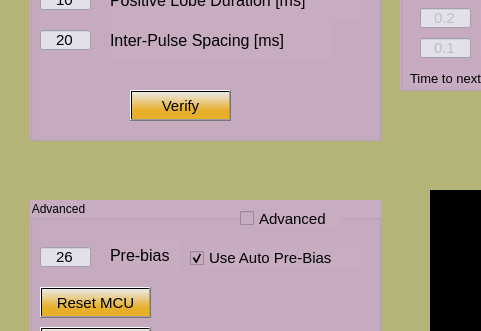
Qt form UI_MainWindow.ui (mallozzi/PythonUI) before a commit; both pictures show x 0 to 481 and y 279 to 610 of the 1191 by 848 pixel window.
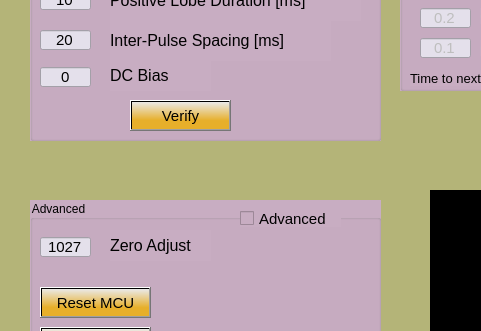
The same form after that commit.

Commit message: DC bias and zero offset adjustment

What changed in the file:
```diff
--- a/UI_MainWindow.ui
+++ b/UI_MainWindow.ui
@@ -108,7 +108,7 @@
      <property name="geometry">
       <rect>
        <x>100</x>
-       <y>170</y>
+       <y>180</y>
        <width>101</width>
        <height>31</height>
       </rect>
@@ -220,6 +220,52 @@
       <set>Qt::AlignCenter</set>
      </property>
     </widget>
+    <widget class="QLabel" name="label_6">
+     <property name="geometry">
+      <rect>
+       <x>80</x>
+       <y>140</y>
+       <width>101</width>
+       <height>31</height>
+      </rect>
+     </property>
+     <property name="font">
+      <font>
+       <family>Yu Gothic UI</family>
+       <pointsize>12</pointsize>
+      </font>
+     </property>
+     <property name="text">
+      <string>DC Bias</string>
+     </property>
+     <property name="wordWrap">
+      <bool>false</bool>
+     </property>
+    </widget>
+    <widget class="QLineEdit" name="txEd_dcBias">
+     <property name="geometry">
+      <rect>
+       <x>10</x>
+       <y>147</y>
+       <width>51</width>
+       <height>20</height>
+      </rect>
+     </property>
+     <property name="font">
+      <font>
+       <pointsize>11</pointsize>
+      </font>
+     </property>
+     <property name="styleSheet">
+      <string notr="true">background-color:rgb(228, 224, 235)</string>
+     </property>
+     <property name="text">
+      <string>0</string>
+     </property>
+     <property name="alignment">
+      <set>Qt::AlignCenter</set>
+     </property>
+    </widget>
    </widget>
    <widget class="QGroupBox" name="gB_PulseOnOff">
     <property name="geometry">
@@ -392,52 +438,6 @@
     <property name="flat">
      <bool>true</bool>
     </property>
-    <widget class="QLabel" name="label_6">
-     <property name="geometry">
-      <rect>
-       <x>80</x>
-       <y>40</y>
-       <width>71</width>
-       <height>31</height>
-      </rect>
-     </property>
-     <property name="font">
-      <font>
-       <family>Yu Gothic UI</family>
-       <pointsize>12</pointsize>
-      </font>
-     </property>
-     <property name="text">
-      <string>Pre-bias</string>
-     </property>
-     <property name="wordWrap">
-      <bool>false</bool>
-     </property>
-    </widget>
-    <widget class="QLineEdit" name="txEd_preBias">
-     <property name="geometry">
-      <rect>
-       <x>10</x>
-       <y>47</y>
-       <width>51</width>
-       <height>20</height>
-      </rect>
-     </property>
-     <property name="font">
-      <font>
-       <pointsize>11</pointsize>
-      </font>
-     </property>
-     <property name="styleSheet">
-      <string notr="true">background-color:rgb(228, 224, 235)</string>
-     </property>
-     <property name="text">
-      <string>26</string>
-     </property>
-     <property name="alignment">
-      <set>Qt::AlignCenter</set>
-     </property>
-    </widget>
     <widget class="QPushButton" name="pB_resetMCU">
      <property name="geometry">
       <rect>
@@ -500,12 +500,12 @@
       <string>Advanced</string>
      </property>
     </widget>
-    <widget class="QCheckBox" name="cB_AutoPreBias">
+    <widget class="QLineEdit" name="txEd_zeroAdjust">
      <property name="geometry">
       <rect>
-       <x>160</x>
-       <y>48</y>
-       <width>171</width>
+       <x>10</x>
+       <y>37</y>
+       <width>51</width>
        <height>20</height>
       </rect>
      </property>
@@ -514,11 +514,36 @@
        <pointsize>11</pointsize>
       </font>
      </property>
+     <property name="styleSheet">
+      <string notr="true">background-color:rgb(228, 224, 235)</string>
+     </property>
      <property name="text">
-      <string>Use Auto Pre-Bias</string>
+      <string>1027</string>
      </property>
-     <property name="checked">
-      <bool>true</bool>
+     <property name="alignment">
+      <set>Qt::AlignCenter</set>
+     </property>
+    </widget>
+    <widget class="QLabel" name="label_7">
+     <property name="geometry">
+      <rect>
+       <x>80</x>
+       <y>30</y>
+       <width>101</width>
+       <height>31</height>
+      </rect>
+     </property>
+     <property name="font">
+      <font>
+       <family>Yu Gothic UI</family>
+       <pointsize>12</pointsize>
+      </font>
+     </property>
+     <property name="text">
+      <string>Zero Adjust</string>
+     </property>
+     <property name="wordWrap">
+      <bool>false</bool>
      </property>
     </widget>
    </widget>
```
Left out of the diff: 2 changed lines with no effect on the pictures. The commit also changes 6 other files.
